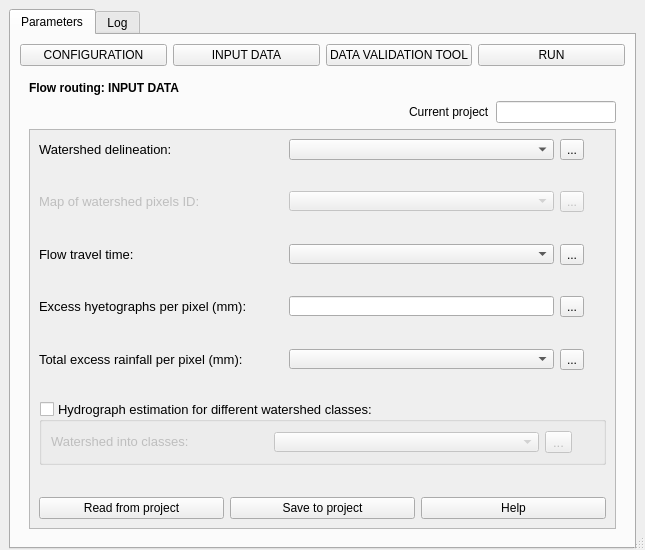
Above: hidroPixel_dialog_flow_rout.ui from J1Vitor/HidroPixel_test before the change. Below: the same form after it.
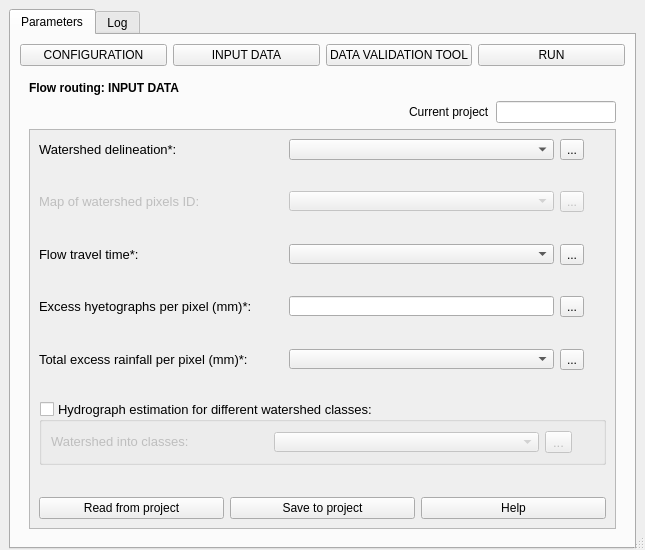
That is the form after the change. The open tabs and pages were chosen to show the change. Icons and pictures are not drawn.

What changed in the file:
```diff
--- a/hidroPixel_dialog_flow_rout.ui
+++ b/hidroPixel_dialog_flow_rout.ui
@@ -704,7 +704,7 @@
                     <item row="1" column="0">
                      <widget class="QLabel" name="label_29">
                       <property name="text">
-                       <string>&lt;html&gt;&lt;head/&gt;&lt;body&gt;&lt;p align=&quot;justify&quot;&gt;&lt;span style=&quot; font-size:10pt;&quot;&gt;Watershed delineation:&lt;/span&gt;&lt;/p&gt;&lt;/body&gt;&lt;/html&gt;</string>
+                       <string>&lt;html&gt;&lt;head/&gt;&lt;body&gt;&lt;p align=&quot;justify&quot;&gt;&lt;span style=&quot; font-size:10pt;&quot;&gt;Watershed delineation*:&lt;/span&gt;&lt;/p&gt;&lt;/body&gt;&lt;/html&gt;</string>
                       </property>
                      </widget>
                     </item>
@@ -868,7 +868,7 @@
                     <item row="0" column="0">
                      <widget class="QLabel" name="label_31">
                       <property name="text">
-                       <string>&lt;html&gt;&lt;head/&gt;&lt;body&gt;&lt;p align=&quot;justify&quot;&gt;&lt;span style=&quot; font-size:10pt;&quot;&gt;Flow travel time:&lt;/span&gt;&lt;/p&gt;&lt;/body&gt;&lt;/html&gt;</string>
+                       <string>&lt;html&gt;&lt;head/&gt;&lt;body&gt;&lt;p align=&quot;justify&quot;&gt;&lt;span style=&quot; font-size:10pt;&quot;&gt;Flow travel time*:&lt;/span&gt;&lt;/p&gt;&lt;/body&gt;&lt;/html&gt;</string>
                       </property>
                      </widget>
                     </item>
@@ -1015,7 +1015,7 @@
                     <item row="0" column="0">
                      <widget class="QLabel" name="label_32">
                       <property name="text">
-                       <string>&lt;html&gt;&lt;head/&gt;&lt;body&gt;&lt;p align=&quot;justify&quot;&gt;&lt;span style=&quot; font-size:10pt;&quot;&gt;Excess hyetographs per pixel (mm):&lt;/span&gt;&lt;/p&gt;&lt;/body&gt;&lt;/html&gt;</string>
+                       <string>&lt;html&gt;&lt;head/&gt;&lt;body&gt;&lt;p align=&quot;justify&quot;&gt;&lt;span style=&quot; font-size:10pt;&quot;&gt;Excess hyetographs per pixel (mm)*:&lt;/span&gt;&lt;/p&gt;&lt;/body&gt;&lt;/html&gt;</string>
                       </property>
                      </widget>
                     </item>
@@ -1046,7 +1046,7 @@
                     <item row="0" column="0">
                      <widget class="QLabel" name="label_39">
                       <property name="text">
-                       <string>&lt;html&gt;&lt;head/&gt;&lt;body&gt;&lt;p&gt;&lt;span style=&quot; font-size:10pt;&quot;&gt;Total excess rainfall per pixel (mm):&lt;/span&gt;&lt;/p&gt;&lt;/body&gt;&lt;/html&gt;</string>
+                       <string>&lt;html&gt;&lt;head/&gt;&lt;body&gt;&lt;p&gt;&lt;span style=&quot; font-size:10pt;&quot;&gt;Total excess rainfall per pixel (mm)*:&lt;/span&gt;&lt;/p&gt;&lt;/body&gt;&lt;/html&gt;</string>
                       </property>
                      </widget>
                     </item>
```
Left out of the diff: 24 changed lines with no effect on the pictures.
